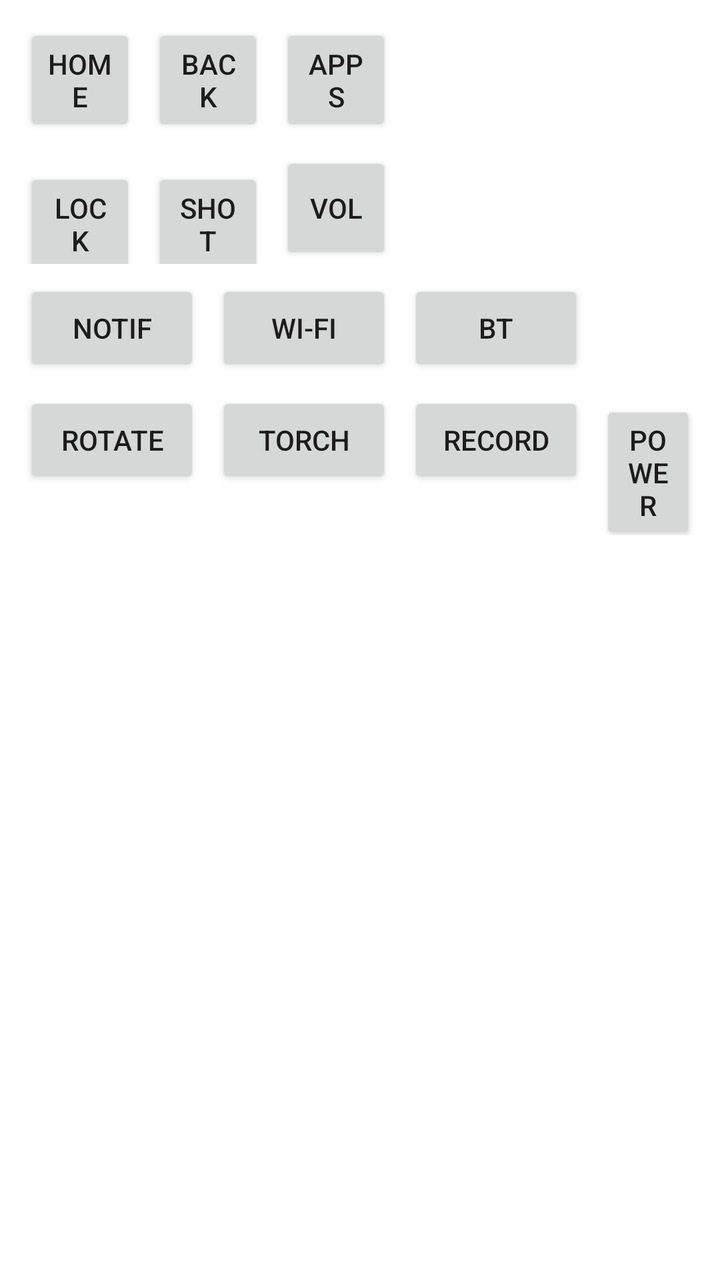
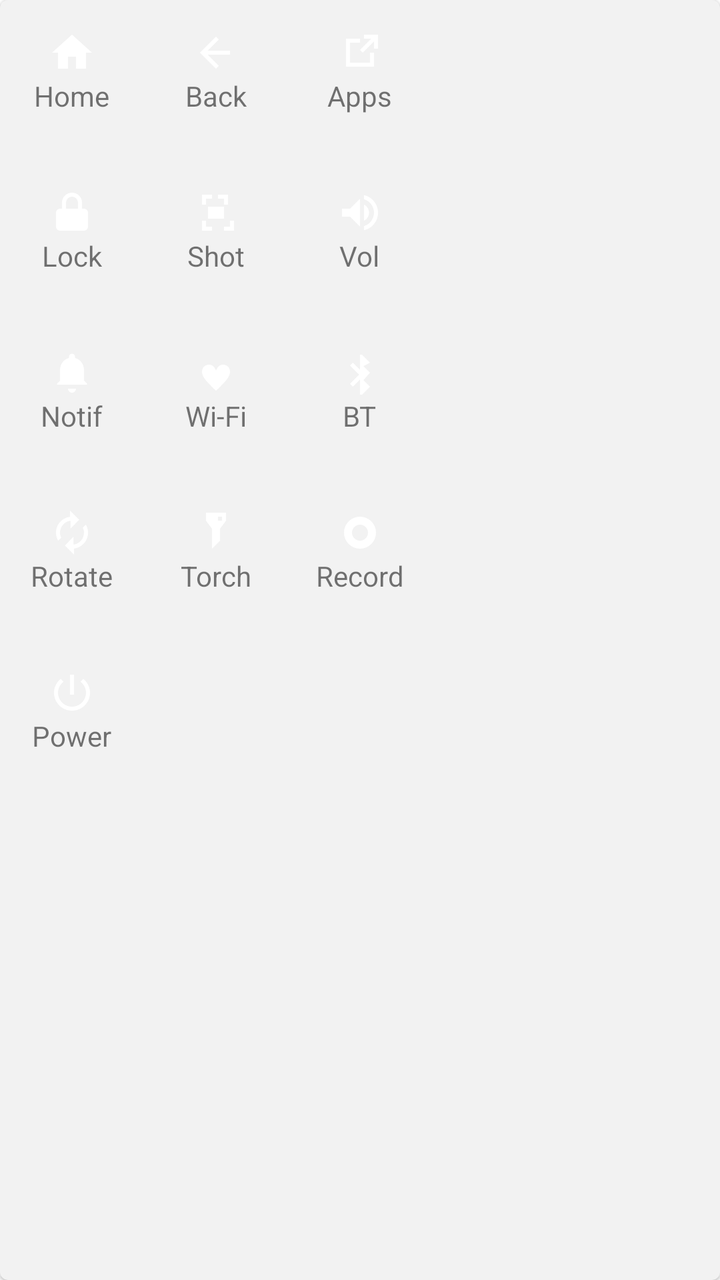

An Android layout rendered at two revisions. The XML below is the earlier revision; the diff shows what the commit changed to produce the second picture.
<!-- AndroidManifest.xml: application theme Theme.AssistiveTouch -->
<!-- res/layout/view_action_panel.xml -->
<?xml version="1.0" encoding="utf-8"?>
<LinearLayout xmlns:android="http://schemas.android.com/apk/res/android"
    android:id="@+id/panelRoot"
    android:layout_width="wrap_content"
    android:layout_height="wrap_content"
    android:orientation="vertical"
    android:padding="12dp"
    android:background="@android:color/white"
    android:elevation="8dp">

    <LinearLayout
        android:layout_width="wrap_content"
        android:layout_height="wrap_content"
        android:orientation="horizontal">

        <Button
            android:id="@+id/buttonHome"
            android:layout_width="56dp"
            android:layout_height="56dp"
            android:text="Home" />

        <Button
            android:id="@+id/buttonBack"
            android:layout_width="56dp"
            android:layout_height="56dp"
            android:text="Back"
            android:layout_marginStart="8dp" />

        <Button
            android:id="@+id/buttonRecents"
            android:layout_width="56dp"
            android:layout_height="56dp"
            android:text="Apps"
            android:layout_marginStart="8dp" />
    </LinearLayout>

    <LinearLayout
        android:layout_width="wrap_content"
        android:layout_height="wrap_content"
        android:orientation="horizontal"
        android:layout_marginTop="8dp">

        <Button
            android:id="@+id/buttonLock"
            android:layout_width="56dp"
            android:layout_height="56dp"
            android:text="Lock" />

        <Button
            android:id="@+id/buttonScreenshot"
            android:layout_width="56dp"
            android:layout_height="56dp"
            android:text="Shot"
            android:layout_marginStart="8dp" />

        <Button
            android:id="@+id/buttonVolume"
            android:layout_width="56dp"
            android:layout_height="56dp"
            android:text="Vol"
            android:layout_marginStart="8dp" />
    </LinearLayout>

    <LinearLayout
        android:layout_width="wrap_content"
        android:layout_height="wrap_content"
        android:orientation="horizontal"
        android:layout_marginTop="8dp">

        <Button
            android:id="@+id/buttonNotifications"
            android:layout_width="wrap_content"
            android:layout_height="wrap_content"
            android:text="Notif" />

        <Button
            android:id="@+id/buttonWifi"
            android:layout_width="wrap_content"
            android:layout_height="wrap_content"
            android:text="Wi-Fi"
            android:layout_marginStart="8dp" />

        <Button
            android:id="@+id/buttonBluetooth"
            android:layout_width="wrap_content"
            android:layout_height="wrap_content"
            android:text="BT"
            android:layout_marginStart="8dp" />

    </LinearLayout>

    <LinearLayout
        android:layout_width="wrap_content"
        android:layout_height="wrap_content"
        android:orientation="horizontal"
        android:layout_marginTop="8dp">

        <Button
            android:id="@+id/buttonRotation"
            android:layout_width="wrap_content"
            android:layout_height="wrap_content"
            android:text="Rotate" />

        <Button
            android:id="@+id/buttonFlashlight"
            android:layout_width="wrap_content"
            android:layout_height="wrap_content"
            android:text="Torch"
            android:layout_marginStart="8dp" />

        <Button
            android:id="@+id/buttonScreenRecord"
            android:layout_width="wrap_content"
            android:layout_height="wrap_content"
            android:text="Record"
            android:layout_marginStart="8dp" />

        <Button
            android:id="@+id/buttonPowerMenu"
            android:layout_width="wrap_content"
            android:layout_height="wrap_content"
            android:text="Power"
            android:layout_marginStart="8dp" />

    </LinearLayout>

    <LinearLayout
        android:id="@+id/favoritesContainer"
        android:layout_width="wrap_content"
        android:layout_height="wrap_content"
        android:orientation="horizontal"
        android:layout_marginTop="8dp" />

</LinearLayout>
<!-- resources referenced by this layout -->
<resources>
  <!-- unchanged entries left out for length: 4 -->
</resources>

<!-- the commit's change to res/layout/view_action_panel.xml (unified diff, before → after) -->
@@ -1,134 +1,233 @@
 <?xml version="1.0" encoding="utf-8"?>
-<LinearLayout xmlns:android="http://schemas.android.com/apk/res/android"
+<com.google.android.material.card.MaterialCardView xmlns:android="http://schemas.android.com/apk/res/android"
     android:id="@+id/panelRoot"
     android:layout_width="wrap_content"
     android:layout_height="wrap_content"
-    android:orientation="vertical"
     android:padding="12dp"
-    android:background="@android:color/white"
-    android:elevation="8dp">
+    android:elevation="10dp"
+    android:backgroundTint="#F2F2F2"
+    android:radius="16dp">
 
     <LinearLayout
         android:layout_width="wrap_content"
         android:layout_height="wrap_content"
-        android:orientation="horizontal">
-
-        <Button
-            android:id="@+id/buttonHome"
-            android:layout_width="56dp"
-            android:layout_height="56dp"
-            android:text="Home" />
-
-        <Button
-            android:id="@+id/buttonBack"
-            android:layout_width="56dp"
-            android:layout_height="56dp"
-            android:text="Back"
-            android:layout_marginStart="8dp" />
-
-        <Button
-            android:id="@+id/buttonRecents"
-            android:layout_width="56dp"
-            android:layout_height="56dp"
-            android:text="Apps"
-            android:layout_marginStart="8dp" />
+        android:orientation="vertical">
+
+        
+        <LinearLayout
+            android:layout_width="wrap_content"
+            android:layout_height="wrap_content"
+            android:orientation="horizontal">
+
+            <LinearLayout
+                android:id="@+id/buttonHome"
+                style="@style/PanelItem" >
+                <ImageView
+                    android:layout_width="24dp"
+                    android:layout_height="24dp"
+                    android:src="@drawable/ic_home" />
+                <TextView
+                    android:layout_width="wrap_content"
+                    android:layout_height="wrap_content"
+                    android:text="Home" />
+            </LinearLayout>
+
+            <LinearLayout
+                android:id="@+id/buttonBack"
+                style="@style/PanelItem" >
+                <ImageView
+                    android:layout_width="24dp"
+                    android:layout_height="24dp"
+                    android:src="@drawable/ic_back" />
+                <TextView
+                    android:layout_width="wrap_content"
+                    android:layout_height="wrap_content"
+                    android:text="Back" />
+            </LinearLayout>
+
+            <LinearLayout
+                android:id="@+id/buttonRecents"
+                style="@style/PanelItem" >
+                <ImageView
+                    android:layout_width="24dp"
+                    android:layout_height="24dp"
+                    android:src="@drawable/ic_recents" />
+                <TextView
+                    android:layout_width="wrap_content"
+                    android:layout_height="wrap_content"
+                    android:text="Apps" />
+            </LinearLayout>
+        </LinearLayout>
+
+        
+        <LinearLayout
+            android:layout_width="wrap_content"
+            android:layout_height="wrap_content"
+            android:orientation="horizontal"
+            android:layout_marginTop="8dp">
+
+            <LinearLayout
+                android:id="@+id/buttonLock"
+                style="@style/PanelItem" >
+                <ImageView
+                    android:layout_width="24dp"
+                    android:layout_height="24dp"
+                    android:src="@drawable/ic_lock" />
+                <TextView
+                    android:layout_width="wrap_content"
+                    android:layout_height="wrap_content"
+                    android:text="Lock" />
+            </LinearLayout>
+
+            <LinearLayout
+                android:id="@+id/buttonScreenshot"
+                style="@style/PanelItem" >
+                <ImageView
+                    android:layout_width="24dp"
+                    android:layout_height="24dp"
+                    android:src="@drawable/ic_screenshot" />
+                <TextView
+                    android:layout_width="wrap_content"
+                    android:layout_height="wrap_content"
+                    android:text="Shot" />
+            </LinearLayout>
+
+            <LinearLayout
+                android:id="@+id/buttonVolume"
+                style="@style/PanelItem" >
+                <ImageView
+                    android:layout_width="24dp"
+                    android:layout_height="24dp"
+                    android:src="@drawable/ic_volume" />
+                <TextView
+                    android:layout_width="wrap_content"
+                    android:layout_height="wrap_content"
+                    android:text="Vol" />
+            </LinearLayout>
+        </LinearLayout>
+
+        
+        <LinearLayout
+            android:layout_width="wrap_content"
+            android:layout_height="wrap_content"
+            android:orientation="horizontal"
+            android:layout_marginTop="8dp">
+
+            <LinearLayout
+                android:id="@+id/buttonNotifications"
+                style="@style/PanelItem" >
+                <ImageView
+                    android:layout_width="24dp"
+                    android:layout_height="24dp"
+                    android:src="@drawable/ic_notifications" />
+                <TextView
+                    android:layout_width="wrap_content"
+                    android:layout_height="wrap_content"
+                    android:text="Notif" />
+            </LinearLayout>
+
+            <LinearLayout
+                android:id="@+id/buttonWifi"
+                style="@style/PanelItem" >
+                <ImageView
+                    android:layout_width="24dp"
+                    android:layout_height="24dp"
+                    android:src="@drawable/ic_wifi" />
+                <TextView
+                    android:layout_width="wrap_content"
+                    android:layout_height="wrap_content"
+                    android:text="Wi‑Fi" />
+            </LinearLayout>
+
+            <LinearLayout
+                android:id="@+id/buttonBluetooth"
+                style="@style/PanelItem" >
+                <ImageView
+                    android:layout_width="24dp"
+                    android:layout_height="24dp"
+                    android:src="@drawable/ic_bluetooth" />
+                <TextView
+                    android:layout_width="wrap_content"
+                    android:layout_height="wrap_content"
+                    android:text="BT" />
+            </LinearLayout>
+
+        </LinearLayout>
+
+        
+        <LinearLayout
+            android:layout_width="wrap_content"
+            android:layout_height="wrap_content"
+            android:orientation="horizontal"
+            android:layout_marginTop="8dp">
+
+            <LinearLayout
+                android:id="@+id/buttonRotation"
+                style="@style/PanelItem" >
+                <ImageView
+                    android:layout_width="24dp"
+                    android:layout_height="24dp"
+                    android:src="@drawable/ic_rotation" />
+                <TextView
+                    android:layout_width="wrap_content"
+                    android:layout_height="wrap_content"
+                    android:text="Rotate" />
+            </LinearLayout>
+
+            <LinearLayout
+                android:id="@+id/buttonFlashlight"
+                style="@style/PanelItem" >
+                <ImageView
+                    android:layout_width="24dp"
+                    android:layout_height="24dp"
+                    android:src="@drawable/ic_flashlight" />
+                <TextView
+                    android:layout_width="wrap_content"
+                    android:layout_height="wrap_content"
+                    android:text="Torch" />
+            </LinearLayout>
+
+            <LinearLayout
+                android:id="@+id/buttonScreenRecord"
+                style="@style/PanelItem" >
+                <ImageView
+                    android:layout_width="24dp"
+                    android:layout_height="24dp"
+                    android:src="@drawable/ic_record" />
+                <TextView
+                    android:layout_width="wrap_content"
+                    android:layout_height="wrap_content"
+                    android:text="Record" />
+            </LinearLayout>
+        </LinearLayout>
+
+        
+        <LinearLayout
+            android:layout_width="wrap_content"
+            android:layout_height="wrap_content"
+            android:orientation="horizontal"
+            android:layout_marginTop="8dp">
+
+            <LinearLayout
+                android:id="@+id/buttonPowerMenu"
+                style="@style/PanelItem" >
+                <ImageView
+                    android:layout_width="24dp"
+                    android:layout_height="24dp"
+                    android:src="@drawable/ic_power" />
+                <TextView
+                    android:layout_width="wrap_content"
+                    android:layout_height="wrap_content"
+                    android:text="Power" />
+            </LinearLayout>
+
+            <LinearLayout
+                android:id="@+id/favoritesContainer"
+                android:layout_width="wrap_content"
+                android:layout_height="wrap_content"
+                android:orientation="horizontal" />
+        </LinearLayout>
+
     </LinearLayout>
 
-    <LinearLayout
-        android:layout_width="wrap_content"
-        android:layout_height="wrap_content"
-        android:orientation="horizontal"
-        android:layout_marginTop="8dp">
-
-        <Button
-            android:id="@+id/buttonLock"
-            android:layout_width="56dp"
-            android:layout_height="56dp"
-            android:text="Lock" />
-
-        <Button
-            android:id="@+id/buttonScreenshot"
-            android:layout_width="56dp"
-            android:layout_height="56dp"
-            android:text="Shot"
-            android:layout_marginStart="8dp" />
-
-        <Button
-            android:id="@+id/buttonVolume"
-            android:layout_width="56dp"
-            android:layout_height="56dp"
-            android:text="Vol"
-            android:layout_marginStart="8dp" />
-    </LinearLayout>
-
-    <LinearLayout
-        android:layout_width="wrap_content"
-        android:layout_height="wrap_content"
-        android:orientation="horizontal"
-        android:layout_marginTop="8dp">
-
-        <Button
-            android:id="@+id/buttonNotifications"
-            android:layout_width="wrap_content"
-            android:layout_height="wrap_content"
-            android:text="Notif" />
-
-        <Button
-            android:id="@+id/buttonWifi"
-            android:layout_width="wrap_content"
-            android:layout_height="wrap_content"
-            android:text="Wi-Fi"
-            android:layout_marginStart="8dp" />
-
-        <Button
-            android:id="@+id/buttonBluetooth"
-            android:layout_width="wrap_content"
-            android:layout_height="wrap_content"
-            android:text="BT"
-            android:layout_marginStart="8dp" />
-
-    </LinearLayout>
-
-    <LinearLayout
-        android:layout_width="wrap_content"
-        android:layout_height="wrap_content"
-        android:orientation="horizontal"
-        android:layout_marginTop="8dp">
-
-        <Button
-            android:id="@+id/buttonRotation"
-            android:layout_width="wrap_content"
-            android:layout_height="wrap_content"
-            android:text="Rotate" />
-
-        <Button
-            android:id="@+id/buttonFlashlight"
-            android:layout_width="wrap_content"
-            android:layout_height="wrap_content"
-            android:text="Torch"
-            android:layout_marginStart="8dp" />
-
-        <Button
-            android:id="@+id/buttonScreenRecord"
-            android:layout_width="wrap_content"
-            android:layout_height="wrap_content"
-            android:text="Record"
-            android:layout_marginStart="8dp" />
-
-        <Button
-            android:id="@+id/buttonPowerMenu"
-            android:layout_width="wrap_content"
-            android:layout_height="wrap_content"
-            android:text="Power"
-            android:layout_marginStart="8dp" />
-
-    </LinearLayout>
-
-    <LinearLayout
-        android:id="@+id/favoritesContainer"
-        android:layout_width="wrap_content"
-        android:layout_height="wrap_content"
-        android:orientation="horizontal"
-        android:layout_marginTop="8dp" />
-
-</LinearLayout>
+</com.google.android.material.card.MaterialCardView>
<!-- resource entries referenced after the edit -->
@@ -1,5 +1,158 @@
 <!-- resources referenced by this layout -->
 <resources>
+  <!-- drawable ic_back (drawable) -->
+  <?xml version="1.0" encoding="utf-8"?>
+  <vector xmlns:android="http://schemas.android.com/apk/res/android"
+      android:width="24dp"
+      android:height="24dp"
+      android:viewportWidth="24"
+      android:viewportHeight="24">
+      <path
+          android:fillColor="#FFFFFFFF"
+          android:pathData="M19,11H7.83l5.59,-5.59L12,4l-8,8 8,8 1.41,-1.41L7.83,13H19v-2z" />
+  </vector>
+  <!-- drawable ic_bluetooth (drawable) -->
+  <?xml version="1.0" encoding="utf-8"?>
+  <vector xmlns:android="http://schemas.android.com/apk/res/android"
+      android:width="24dp"
+      android:height="24dp"
+      android:viewportWidth="24"
+      android:viewportHeight="24">
+      <path
+          android:fillColor="#FFFFFFFF"
+          android:pathData="M17,7l-4,-4h-1v7.59L8.41,7 7,8.41 11.59,13 7,17.59 8.41,19 12,15.41V23h1l4,-4 -3.29,-3.29L17,12l-3.29,-3.29L17,7z" />
+  </vector>
+  <!-- drawable ic_flashlight (drawable) -->
+  <?xml version="1.0" encoding="utf-8"?>
+  <vector xmlns:android="http://schemas.android.com/apk/res/android"
+      android:width="24dp"
+      android:height="24dp"
+      android:viewportWidth="24"
+      android:viewportHeight="24">
+      <path
+          android:fillColor="#FFFFFFFF"
+          android:pathData="M7,2v4l3,4v10l4,-4v-6l3,-4V2H7zm8,2v2h-2V4h2z" />
+  </vector>
+  <!-- drawable ic_home (drawable) -->
+  <?xml version="1.0" encoding="utf-8"?>
+  <vector xmlns:android="http://schemas.android.com/apk/res/android"
+      android:width="24dp"
+      android:height="24dp"
+      android:viewportWidth="24"
+      android:viewportHeight="24">
+      <path
+          android:fillColor="#FFFFFFFF"
+          android:pathData="M10,20v-6h4v6h5v-8h3L12,3 2,12h3v8z" />
+  </vector>
+  <!-- drawable ic_lock (drawable) -->
+  <?xml version="1.0" encoding="utf-8"?>
+  <vector xmlns:android="http://schemas.android.com/apk/res/android"
+      android:width="24dp"
+      android:height="24dp"
+      android:viewportWidth="24"
+      android:viewportHeight="24">
+      <path
+          android:fillColor="#FFFFFFFF"
+          android:pathData="M12,17a2,2 0,1 0,0 -4 2,2 0,0 0,0 4zm6,-7h-1V7a5,5 0,0 0,-10 0v3H6a2,2 0,0 0,-2 2v7a2,2 0,0 0,2 2h12a2,2 0,0 0,2 -2v-7a2,2 0,0 0,-2 -2zM9,7a3,3 0,0 1,6 0v3H9V7z" />
+  </vector>
+  <!-- drawable ic_notifications (drawable) -->
+  <?xml version="1.0" encoding="utf-8"?>
+  <vector xmlns:android="http://schemas.android.com/apk/res/android"
+      android:width="24dp"
+      android:height="24dp"
+      android:viewportWidth="24"
+      android:viewportHeight="24">
+      <path
+          android:fillColor="#FFFFFFFF"
+          android:pathData="M12,22c1.1,0 2,-0.9 2,-2h-4c0,1.1 0.9,2 2,2zM18,16v-5c0,-3.07 -1.63,-5.64 -4.5,-6.32V4c0,-0.83 -0.67,-1.5 -1.5,-1.5S10.5,3.17 10.5,4v0.68C7.64,5.36 6,7.92 6,11v5l-1.5,1.5v0.5h15v-0.5L18,16z" />
+  </vector>
+  <!-- drawable ic_power (drawable) -->
+  <?xml version="1.0" encoding="utf-8"?>
+  <vector xmlns:android="http://schemas.android.com/apk/res/android"
+      android:width="24dp"
+      android:height="24dp"
+      android:viewportWidth="24"
+      android:viewportHeight="24">
+      <path
+          android:fillColor="@android:color/white"
+          android:pathData="M13,3h-2v10h2V3zM17.66,5.12l-1.41,1.41C17.99,7.93 19,9.86 19,12c0,3.87 -3.13,7 -7,7s-7,-3.13 -7,-7c0,-2.14 1.01,-4.07 2.75,-5.47L6.34,5.12C4.26,6.82 3,9.32 3,12c0,4.97 4.03,9 9,9s9,-4.03 9,-9c0,-2.68 -1.26,-5.18 -3.34,-6.88z" />
+  </vector>
+  <!-- drawable ic_recents (drawable) -->
+  <?xml version="1.0" encoding="utf-8"?>
+  <vector xmlns:android="http://schemas.android.com/apk/res/android"
+      android:width="24dp"
+      android:height="24dp"
+      android:viewportWidth="24"
+      android:viewportHeight="24">
+      <path
+          android:fillColor="#FFFFFFFF"
+          android:pathData="M5,5h7v2H7v10h10v-5h2v7H5V5zm9,-2v2h3.59L12,10.59 13.41,12 19,6.41V10h2V3h-7z" />
+  </vector>
+  <!-- drawable ic_record (drawable) -->
+  <?xml version="1.0" encoding="utf-8"?>
+  <vector xmlns:android="http://schemas.android.com/apk/res/android"
+      android:width="24dp"
+      android:height="24dp"
+      android:viewportWidth="24"
+      android:viewportHeight="24">
+      <path
+          android:fillColor="#FFFFFFFF"
+          android:pathData="M12,20a8,8 0,1 0,0 -16 8,8 0,0 0,0 16zm0,-4a4,4 0,1 1,0 -8 4,4 0,0 1,0 8z" />
+  </vector>
+  <!-- drawable ic_rotation (drawable) -->
+  <?xml version="1.0" encoding="utf-8"?>
+  <vector xmlns:android="http://schemas.android.com/apk/res/android"
+      android:width="24dp"
+      android:height="24dp"
+      android:viewportWidth="24"
+      android:viewportHeight="24">
+      <path
+          android:fillColor="#FFFFFFFF"
+          android:pathData="M15.55,5.55L11,1v3.07C7.06,4.56 4,7.92 4,12c0,1.47 0.4,2.84 1.1,4.02L6.6,14.52C6.21,13.74 6,12.89 6,12c0,-3.06 2.29,-5.64 5.25,-5.96V10l4.3,-4.45zM18.9,7.98L17.4,9.48C17.79,10.26 18,11.11 18,12c0,3.06 -2.29,5.64 -5.25,5.96V14l-4.3,4.45L13,23v-3.07C16.94,19.44 20,16.08 20,12c0,-1.47 -0.4,-2.84 -1.1,-4.02z" />
+  </vector>
+  <!-- drawable ic_screenshot (drawable) -->
+  <?xml version="1.0" encoding="utf-8"?>
+  <vector xmlns:android="http://schemas.android.com/apk/res/android"
+      android:width="24dp"
+      android:height="24dp"
+      android:viewportWidth="24"
+      android:viewportHeight="24">
+      <path
+          android:fillColor="#FFFFFFFF"
+          android:pathData="M7,5h3V3H5v5h2V5zm9,0v3h2V3h-5v2h3zM7,16H5v5h5v-2H7v-3zm12,0v3h-3v2h5v-5h-2zM8,9h8v6H8z" />
+  </vector>
+  <!-- drawable ic_volume (drawable) -->
+  <?xml version="1.0" encoding="utf-8"?>
+  <vector xmlns:android="http://schemas.android.com/apk/res/android"
+      android:width="24dp"
+      android:height="24dp"
+      android:viewportWidth="24"
+      android:viewportHeight="24">
+      <path
+          android:fillColor="#FFFFFFFF"
+          android:pathData="M3,10v4h4l5,5v-14l-5,5H3zm13.5,2c0,-1.77 -1.02,-3.29 -2.5,-4.03v8.05c1.48,-0.73 2.5,-2.25 2.5,-4.02zM14,3.23v2.06c2.89,0.86 5,3.54 5,6.71s-2.11,5.84 -5,6.71v2.06c4.01,-0.91 7,-4.49 7,-8.77s-2.99,-7.86 -7,-8.77z" />
+  </vector>
+  <!-- drawable ic_wifi (drawable) -->
+  <?xml version="1.0" encoding="utf-8"?>
+  <vector xmlns:android="http://schemas.android.com/apk/res/android"
+      android:width="24dp"
+      android:height="24dp"
+      android:viewportWidth="24"
+      android:viewportHeight="24">
+      <path
+          android:fillColor="#FFFFFFFF"
+          android:pathData="M12,21l-1.45,-1.32C7.4,16.36 5,14.28 5,11.5 5,9.5 6.5,8 8.5,8c1.04,0 2.05,0.5 2.65,1.35L12,10.9l0.85,-1.55C13.45,8.5 14.46,8 15.5,8 17.5,8 19,9.5 19,11.5c0,2.78 -2.4,4.86 -5.55,8.18L12,21z" />
+  </vector>
+  <style name="PanelItem">
+          <item name="android:layout_width">72dp</item>
+          <item name="android:layout_height">72dp</item>
+          <item name="android:gravity">center</item>
+          <item name="android:orientation">vertical</item>
+          <item name="android:padding">4dp</item>
+          <item name="android:background">@android:color/transparent</item>
+          <item name="android:clickable">true</item>
+          <item name="android:focusable">true</item>
+      </style>
   <!-- unchanged entries left out for length: 4 -->
 </resources>
 
